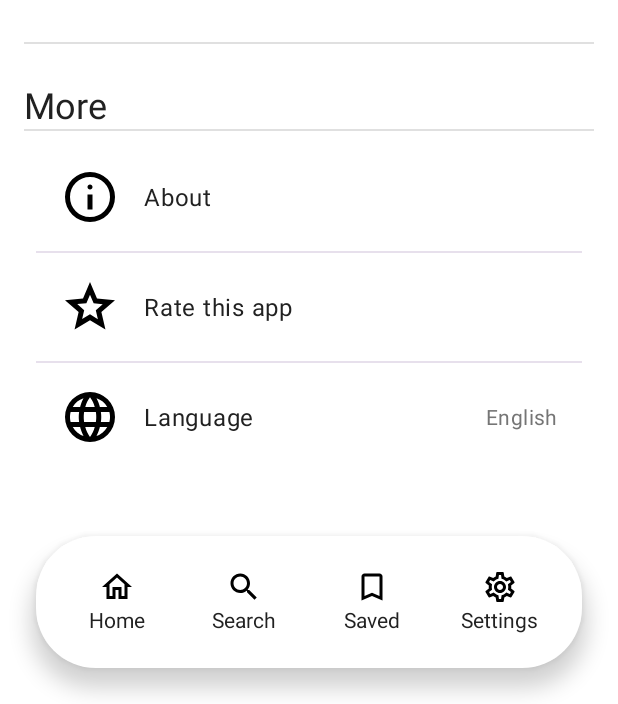
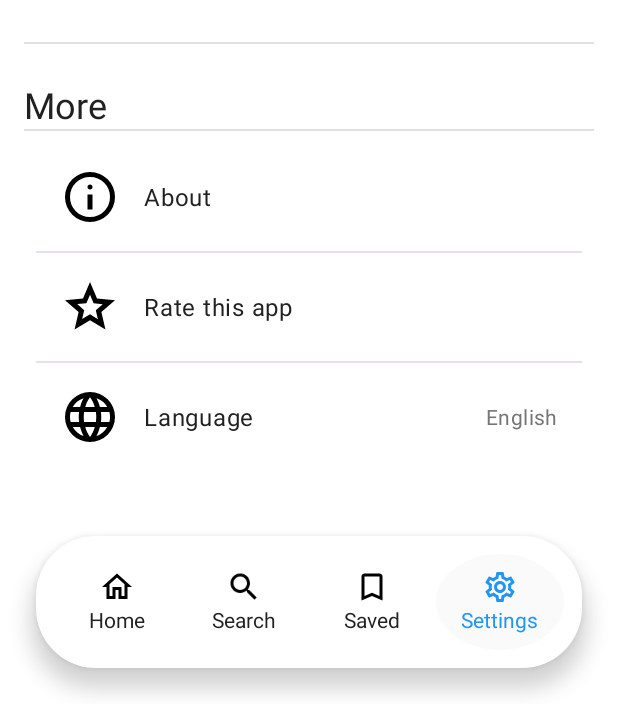
Before and after one commit to Raz-Bouganim/OuiOui, an Android app: the SettingsFragment screen opened through its navigation route, on a phone screen of 412 x 824 dp, the part 532-1236 px from its top. Run offline under Robolectric (Android 15) with nearby library versions, the phone set to English and light mode, and no system bars; our stand-ins replace navigation-ui.

Commit message:
Sync nav bar selection with current page

```diff
--- a/app/src/main/java/com/sharks/ouioui/MainActivity.kt
+++ b/app/src/main/java/com/sharks/ouioui/MainActivity.kt
@@ -28,17 +28,23 @@ class MainActivity : AppCompatActivity() {
 
         binding.navHome.setOnClickListener {
             navController.navigate(R.id.homeFragment)
-            highlightSelected(binding.navHome)
         }
 
         binding.navSearch.setOnClickListener {
             navController.navigate(R.id.searchFragment)
-            highlightSelected(binding.navSearch)
         }
 
         binding.navSettings.setOnClickListener {
             navController.navigate(R.id.settingsFragment)
-            highlightSelected(binding.navSettings)
+        }
+
+        navController.addOnDestinationChangedListener { _, destination, _ ->
+            when (destination.id) {
+                R.id.homeFragment -> highlightSelected(binding.navHome)
+                R.id.searchFragment -> highlightSelected(binding.navSearch)
+                R.id.savedFragment -> highlightSelected(binding.navSaved)
+                R.id.settingsFragment -> highlightSelected(binding.navSettings)
+            }
         }
     }
 
--- a/app/src/main/res/values/colors.xml
+++ b/app/src/main/res/values/colors.xml
@@ -34,7 +34,7 @@
     <!-- Generic Colors -->
     <color name="white">#FFFFFF</color>
     <color name="black">#000000</color>
-    <color name="veryLightGray">#FBFBFB</color>
+    <color name="veryLightGray">#FAFAFA</color>
     <color name="lightGray">#F5F5F5</color>
     <color name="darkGray">#424242</color>
     <color name="gray">#9E9E9E</color>
```
